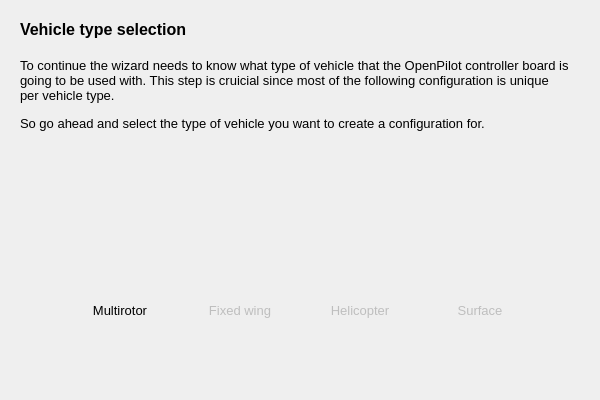
First picture: the form in ground/openpilotgcs/src/plugins/setupwizard/pages/vehiclepage.ui, repository openpilot/OpenPilot, before the edit.
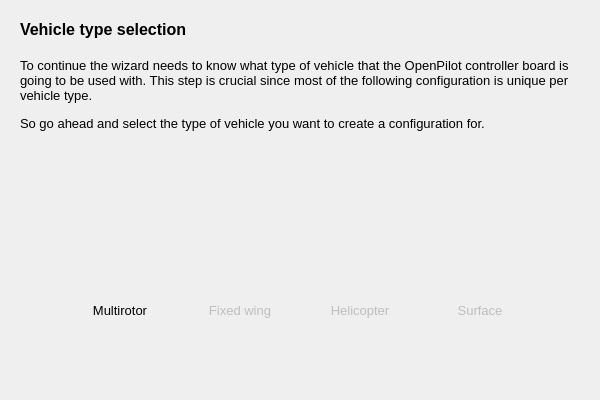
Second picture: the form after the edit. Icons and pictures are not drawn.

Commit message:
Content revisions and updates to SetupWizard plugin
Corrected grammar and spelling.
Revised Wizard introduction, multirotor platform descriptions for QuadX, Quad+, Tricopter.

The edit to the form file:
```diff
--- a/ground/openpilotgcs/src/plugins/setupwizard/pages/vehiclepage.ui
+++ b/ground/openpilotgcs/src/plugins/setupwizard/pages/vehiclepage.ui
@@ -26,12 +26,12 @@
     <string>&lt;!DOCTYPE HTML PUBLIC &quot;-//W3C//DTD HTML 4.0//EN&quot; &quot;http://www.w3.org/TR/REC-html40/strict.dtd&quot;&gt;
 &lt;html&gt;&lt;head&gt;&lt;meta name=&quot;qrichtext&quot; content=&quot;1&quot; /&gt;&lt;style type=&quot;text/css&quot;&gt;
 p, li { white-space: pre-wrap; }
-&lt;/style&gt;&lt;/head&gt;&lt;body style=&quot; font-family:'MS Shell Dlg 2'; font-size:8.25pt; font-weight:400; font-style:normal;&quot;&gt;
-&lt;p style=&quot; margin-top:0px; margin-bottom:0px; margin-left:0px; margin-right:0px; -qt-block-indent:0; text-indent:0px;&quot;&gt;&lt;span style=&quot; font-size:12pt; font-weight:600;&quot;&gt;Vehicle type selection&lt;/span&gt;&lt;/p&gt;
-&lt;p style=&quot;-qt-paragraph-type:empty; margin-top:0px; margin-bottom:0px; margin-left:0px; margin-right:0px; -qt-block-indent:0; text-indent:0px; font-size:12pt; font-weight:600;&quot;&gt;&lt;/p&gt;
-&lt;p style=&quot; margin-top:0px; margin-bottom:0px; margin-left:0px; margin-right:0px; -qt-block-indent:0; text-indent:0px;&quot;&gt;&lt;span style=&quot; font-size:10pt;&quot;&gt;To continue the wizard needs to know what type of vehicle that the OpenPilot controller board is going to be used with. This step is cruicial since most of the following configuration is unique per vehicle type.&lt;/span&gt;&lt;/p&gt;
-&lt;p style=&quot;-qt-paragraph-type:empty; margin-top:0px; margin-bottom:0px; margin-left:0px; margin-right:0px; -qt-block-indent:0; text-indent:0px; font-size:8pt;&quot;&gt;&lt;/p&gt;
-&lt;p style=&quot; margin-top:0px; margin-bottom:0px; margin-left:0px; margin-right:0px; -qt-block-indent:0; text-indent:0px;&quot;&gt;&lt;span style=&quot; font-size:10pt;&quot;&gt;So go ahead and select the type of vehicle you want to create a configuration for.&lt;/span&gt;&lt;/p&gt;&lt;/body&gt;&lt;/html&gt;</string>
+&lt;/style&gt;&lt;/head&gt;&lt;body style=&quot; font-family:'Lucida Grande'; font-size:13pt; font-weight:400; font-style:normal;&quot;&gt;
+&lt;p style=&quot; margin-top:0px; margin-bottom:0px; margin-left:0px; margin-right:0px; -qt-block-indent:0; text-indent:0px;&quot;&gt;&lt;span style=&quot; font-family:'MS Shell Dlg 2'; font-size:12pt; font-weight:600;&quot;&gt;Vehicle type selection&lt;/span&gt;&lt;/p&gt;
+&lt;p style=&quot;-qt-paragraph-type:empty; margin-top:0px; margin-bottom:0px; margin-left:0px; margin-right:0px; -qt-block-indent:0; text-indent:0px; font-family:'MS Shell Dlg 2'; font-size:12pt; font-weight:600;&quot;&gt;&lt;/p&gt;
+&lt;p style=&quot; margin-top:0px; margin-bottom:0px; margin-left:0px; margin-right:0px; -qt-block-indent:0; text-indent:0px;&quot;&gt;&lt;span style=&quot; font-family:'MS Shell Dlg 2'; font-size:10pt;&quot;&gt;To continue the wizard needs to know what type of vehicle that the OpenPilot controller board is going to be used with. This step is crucial since most of the following configuration is unique per vehicle type.&lt;/span&gt;&lt;/p&gt;
+&lt;p style=&quot;-qt-paragraph-type:empty; margin-top:0px; margin-bottom:0px; margin-left:0px; margin-right:0px; -qt-block-indent:0; text-indent:0px; font-family:'MS Shell Dlg 2'; font-size:8pt;&quot;&gt;&lt;/p&gt;
+&lt;p style=&quot; margin-top:0px; margin-bottom:0px; margin-left:0px; margin-right:0px; -qt-block-indent:0; text-indent:0px;&quot;&gt;&lt;span style=&quot; font-family:'MS Shell Dlg 2'; font-size:10pt;&quot;&gt;So go ahead and select the type of vehicle you want to create a configuration for.&lt;/span&gt;&lt;/p&gt;&lt;/body&gt;&lt;/html&gt;</string>
    </property>
    <property name="alignment">
     <set>Qt::AlignLeading|Qt::AlignLeft|Qt::AlignTop</set>
```
The commit also changes 2 other files.
